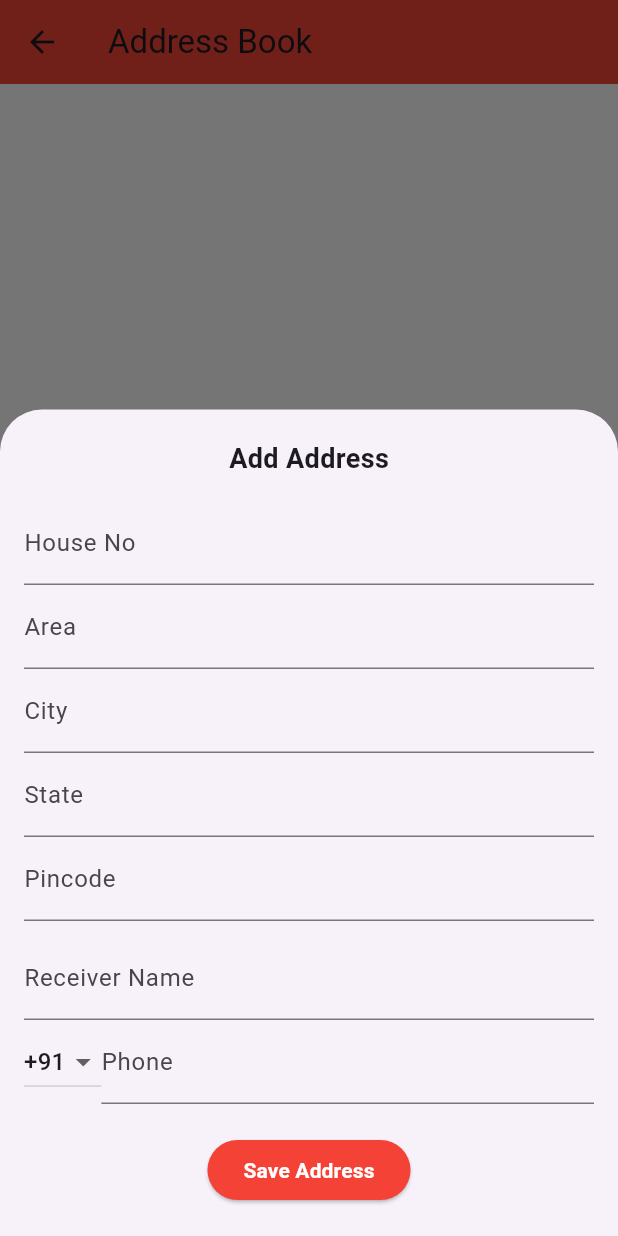
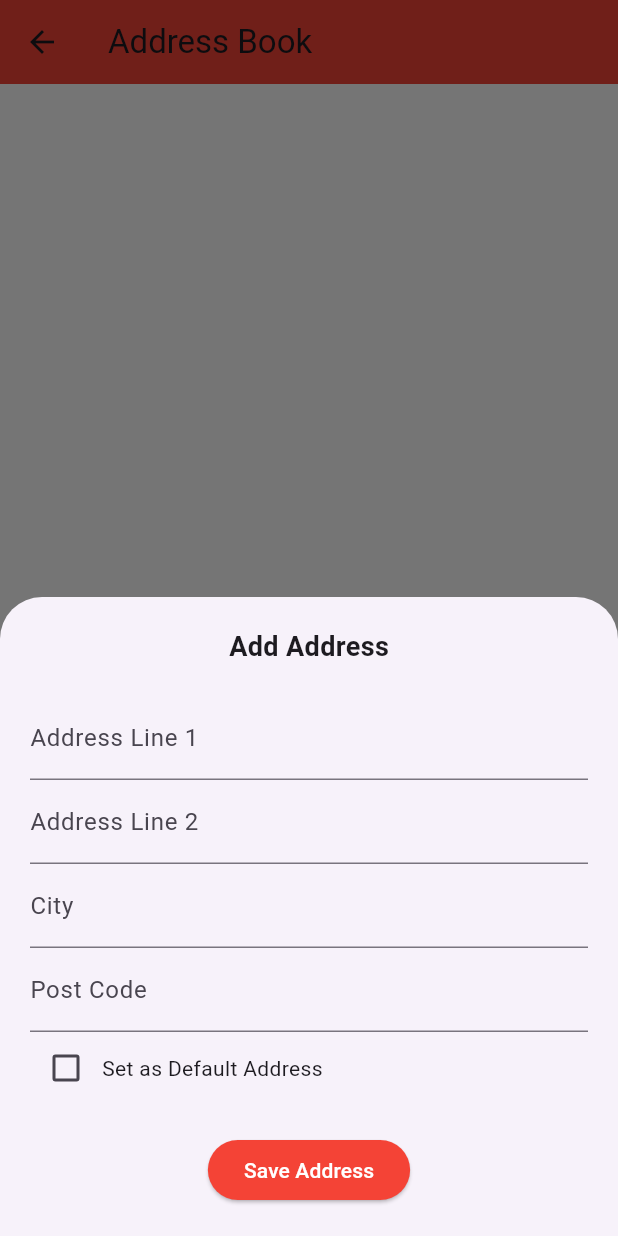
Before and after one commit to Samhitha1705/FLUTTER-NUTRISENSE, a Flutter app: the AddressBookPage screen opened directly, after a tap on the "add" icon, on a phone screen of 412 x 824 dp. Run offline on Flutter 3.47's test engine with Material 3 defaults, Android fonts, the phone set to English and light mode, and no system bars; our stand-ins replace animated_splash_screen, cached_network_image, image_picker, shared_preferences; missing offline and left inert: razorpay_flutter; accounts and stored records are empty; network calls fail.

Commit message:
addresses updation

```diff
--- a/lib/add_address_form.dart
+++ b/lib/add_address_form.dart
@@ -2,12 +2,12 @@ import 'package:flutter/material.dart';
 import 'address_model.dart';
 
 class AddAddressForm extends StatefulWidget {
-  final AddressModel? existingAddress;
+  final AddressModel? address;
   final Function(AddressModel) onSave;
 
   const AddAddressForm({
     super.key,
-    this.existingAddress,
+    this.address,
     required this.onSave,
   });
 
@@ -16,43 +16,36 @@ class AddAddressForm extends StatefulWidget {
 }
 
 class _AddAddressFormState extends State<AddAddressForm> {
-  final houseController = TextEditingController();
-  final areaController = TextEditingController();
+
+  final line1Controller = TextEditingController();
+  final line2Controller = TextEditingController();
   final cityController = TextEditingController();
-  final stateController = TextEditingController();
-  final pincodeController = TextEditingController();
-  final receiverController = TextEditingController();
-  final phoneController = TextEditingController();
+  final postCodeController = TextEditingController();
 
-  String countryCode = "+91";
+  bool defaultAddress = false;
 
   @override
   void initState() {
     super.initState();
 
-    if (widget.existingAddress != null) {
-      houseController.text = widget.existingAddress!.houseNo;
-      areaController.text = widget.existingAddress!.area;
-      cityController.text = widget.existingAddress!.city;
-      stateController.text = widget.existingAddress!.state;
-      pincodeController.text = widget.existingAddress!.pincode;
-      receiverController.text = widget.existingAddress!.receiverName;
-      phoneController.text = widget.existingAddress!.receiverPhone;
-      countryCode = widget.existingAddress!.countryCode;
+    if (widget.address != null) {
+      line1Controller.text = widget.address!.line1;
+      line2Controller.text = widget.address!.line2;
+      cityController.text = widget.address!.city;
+      postCodeController.text = widget.address!.postCode;
+      defaultAddress = widget.address!.defaultAddress;
     }
   }
 
   void save() {
+
     final address = AddressModel(
-      houseNo: houseController.text,
-      area: areaController.text,
+      id: widget.address?.id,
+      line1: line1Controller.text,
+      line2: line2Controller.text,
       city: cityController.text,
-      state: stateController.text,
-      pincode: pincodeController.text,
-      receiverName: receiverController.text,
-      receiverPhone: phoneController.text,
-      countryCode: countryCode,
-      isDefault: widget.existingAddress?.isDefault ?? false,
+      postCode: postCodeController.text,
+      defaultAddress: defaultAddress,
     );
 
     widget.onSave(address);
@@ -61,76 +54,58 @@ class _AddAddressFormState extends State<AddAddressForm> {
 
   @override
   Widget build(BuildContext context) {
+
     return Padding(
       padding: EdgeInsets.only(
         bottom: MediaQuery.of(context).viewInsets.bottom,
-        left: 16,
-        right: 16,
+        left: 20,
+        right: 20,
         top: 20,
       ),
+
       child: SingleChildScrollView(
         child: Column(
-          mainAxisSize: MainAxisSize.min,
+
           children: [
+
             const Text(
               "Add Address",
-              style: TextStyle(
-                fontSize: 18,
-                fontWeight: FontWeight.bold,
-              ),
+              style: TextStyle(fontSize: 18, fontWeight: FontWeight.bold),
             ),
-            const SizedBox(height: 15),
+
+            const SizedBox(height: 20),
 
             TextField(
-              controller: houseController,
-              decoration: const InputDecoration(labelText: "House No"),
+              controller: line1Controller,
+              decoration: const InputDecoration(labelText: "Address Line 1"),
             ),
+
             TextField(
-              controller: areaController,
-              decoration: const InputDecoration(labelText: "Area"),
+              controller: line2Controller,
+              decoration: const InputDecoration(labelText: "Address Line 2"),
             ),
+
             TextField(
               controller: cityController,
               decoration: const InputDecoration(labelText: "City"),
             ),
-            TextField(
-              controller: stateController,
-              decoration: const InputDecoration(labelText: "State"),
-            ),
-            TextField(
-              controller: pincodeController,
-              decoration: const InputDecoration(labelText: "Pincode"),
-            ),
-
-            const SizedBox(height: 10),
 
             TextField(
-              controller: receiverController,
-              decoration: const InputDecoration(labelText: "Receiver Name"),
+              controller: postCodeController,
+              decoration: const InputDecoration(labelText: "Post Code"),
             ),
 
             Row(
               children: [
-                DropdownButton<String>(
-                  value: countryCode,
-                  items: const [
-                    DropdownMenuItem(value: "+91", child: Text("+91")),
-                    DropdownMenuItem(value: "+1", child: Text("+1")),
-                    DropdownMenuItem(value: "+44", child: Text("+44")),
-                  ],
-                  onChanged: (value) {
+                Checkbox(
+                  value: defaultAddress,
+                  onChanged: (v) {
                     setState(() {
-                      countryCode = value!;
+                      defaultAddress = v!;
                     });
                   },
                 ),
-                Expanded(
-                  child: TextField(
-                    controller: phoneController,
-                    decoration: const InputDecoration(labelText: "Phone"),
-                    keyboardType: TextInputType.phone,
-                  ),
-                ),
+                const Text("Set as Default Address")
               ],
             ),
 
@@ -138,19 +113,15 @@ class _AddAddressFormState extends State<AddAddressForm> {
 
             ElevatedButton(
               onPressed: save,
-              style: ElevatedButton.styleFrom(
-                backgroundColor: Colors.red,
-              ),
+              style: ElevatedButton.styleFrom(backgroundColor: Colors.red),
               child: const Text(
                 "Save Address",
-                style: TextStyle(
-                  color: Colors.white,
-                  fontWeight: FontWeight.bold,
-                ),
+                style: TextStyle(color: Colors.white),
               ),
             ),
 
             const SizedBox(height: 20),
+
           ],
         ),
       ),
--- a/lib/address_book_page.dart
+++ b/lib/address_book_page.dart
@@ -1,6 +1,8 @@
 import 'dart:convert';
 import 'package:flutter/material.dart';
+import 'package:http/http.dart' as http;
 import 'package:shared_preferences/shared_preferences.dart';
+
 import 'address_model.dart';
 import 'add_address_form.dart';
 
@@ -12,191 +14,202 @@ class AddressBookPage extends StatefulWidget {
 }
 
 class _AddressBookPageState extends State<AddressBookPage> {
+
   List<AddressModel> addressList = [];
+
+  final String baseUrl = "http://192.168.100.162:8080";
 
   @override
   void initState() {
     super.initState();
-    loadAddresses();
+    fetchAddresses();
   }
 
-  Future<void> loadAddresses() async {
+  Future<String?> getToken() async {
     final prefs = await SharedPreferences.getInstance();
-    final data = prefs.getString('addresses');
-
-    if (data != null) {
-      final List decoded = jsonDecode(data);
-      addressList =
-          decoded.map((e) => AddressModel.fromJson(e)).toList();
-    }
-
-    setState(() {});
+    return prefs.getString("token");
   }
 
-  Future<void> saveAddresses() async {
-    final prefs = await SharedPreferences.getInstance();
-    final encoded =
-    jsonEncode(addressList.map((e) => e.toJson()).toList());
-    await prefs.setString('addresses', encoded);
-  }
+  /// GET ADDRESSES
+  Future<void> fetchAddresses() async {
 
-  // ADD OR EDIT ADDRESS
-  void addOrEditAddress(AddressModel address, {int? index}) async {
-    if (index == null) {
-      if (addressList.isEmpty) {
-        address.isDefault = true;
-      }
-      addressList.add(address);
-    } else {
-      address.isDefault = addressList[index].isDefault;
-      addressList[index] = address;
-    }
+    String? token = await getToken();
 
-    await saveAddresses();
-    setState(() {});
-  }
-
-  // DELETE ADDRESS
-  void deleteAddress(int index) async {
-    bool wasDefault = addressList[index].isDefault;
-
-    addressList.removeAt(index);
-
-    if (wasDefault && addressList.isNotEmpty) {
-      addressList[0].isDefault = true;
-    }
-
-    await saveAddresses();
-    setState(() {});
-
-    // ✅ Show Snackbar
-    ScaffoldMessenger.of(context).showSnackBar(
-      const SnackBar(
-        content: Text("Address deleted successfully"),
-        backgroundColor: Colors.green,
-        duration: Duration(seconds: 2),
-      ),
-    );
-  }
-
-  // ✅ CONFIRM DELETE DIALOG
-  Future<void> confirmDelete(int index) async {
-    bool? result = await showDialog<bool>(
-      context: context,
-      builder: (context) => AlertDialog(
-        title: const Text("Delete Address"),
-        content: const Text(
-          "Are you sure you want to delete this address?\n\nThis action cannot be undone.",
-        ),
-        actions: [
-          TextButton(
-            onPressed: () => Navigator.pop(context, false),
-            child: const Text("No"),
-          ),
-          TextButton(
-            onPressed: () => Navigator.pop(context, true),
-            child: const Text(
-              "Yes",
-              style: TextStyle(color: Colors.red),
-            ),
-          ),
-        ],
-      ),
+    final response = await http.get(
+      Uri.parse("$baseUrl/api/v1/customers/addresses"),
+      headers: {
+        "Authorization": "Bearer $token",
+        "Content-Type": "application/json"
+      },
     );
 
-    if (result == true) {
-      deleteAddress(index);
+    if (response.statusCode == 200) {
+      final List data = jsonDecode(response.body);
+
+      setState(() {
+        addressList =
+            data.map((e) => AddressModel.fromJson(e)).toList();
+      });
     }
   }
 
-  // ✅ SET DEFAULT
-  Future<void> setDefault(int index) async {
-    for (int i = 0; i < addressList.length; i++) {
-      addressList[i].isDefault = false;
-    }
+  /// ADD ADDRESS
+  Future<void> addAddress(AddressModel address) async {
 
-    addressList[index].isDefault = true;
+    String? token = await getToken();
 
-    await saveAddresses();
-    setState(() {});
+    await http.post(
+      Uri.parse("$baseUrl/api/v1/customers/addresses"),
+      headers: {
+        "Authorization": "Bearer $token",
+        "Content-Type": "application/json"
+      },
+      body: jsonEncode(address.toJson()),
+    );
+
+    fetchAddresses();
   }
 
-  void openForm({AddressModel? address, int? index}) {
+  /// UPDATE ADDRESS
+  Future<void> updateAddress(AddressModel address) async {
+
+    String? token = await getToken();
+
+    await http.put(
+      Uri.parse("$baseUrl/api/v1/customers/addresses/${address.id}"),
+      headers: {
+        "Authorization": "Bearer $token",
+        "Content-Type": "application/json"
+      },
+      body: jsonEncode(address.toJson()),
+    );
+
+    fetchAddresses();
+  }
+
+  /// DELETE ADDRESS
+  Future<void> deleteAddress(int id) async {
+
+    String? token = await getToken();
+
+    await http.delete(
+      Uri.parse("$baseUrl/api/v1/customers/addresses/$id"),
+      headers: {
+        "Authorization": "Bearer $token",
+      },
+    );
+
+    fetchAddresses();
+  }
+
+  void openForm({AddressModel? address}) {
+
     showModalBottomSheet(
       context: context,
       isScrollControlled: true,
       builder: (_) => AddAddressForm(
-        existingAddress: address,
-        onSave: (newAddress) =>
-            addOrEditAddress(newAddress, index: index),
+        address: address,
+        onSave: (newAddress) {
+
+          if (address == null) {
+            addAddress(newAddress);
+          } else {
+            updateAddress(newAddress);
+          }
+        },
       ),
     );
   }
 
   @override
   Widget build(BuildContext context) {
+
     return Scaffold(
+
       appBar: AppBar(
         title: const Text("Address Book"),
         backgroundColor: Colors.red,
       ),
+
       floatingActionButton: FloatingActionButton(
         backgroundColor: Colors.red,
+        child: const Icon(Icons.add),
         onPressed: () => openForm(),
-        child: const Icon(Icons.add),
       ),
+
       body: addressList.isEmpty
-          ? const Center(child: Text("No addresses added yet"))
+          ? const Center(child: Text("No addresses added"))
           : ListView.builder(
+
         itemCount: addressList.length,
+
         itemBuilder: (context, index) {
+
           final address = addressList[index];
 
           return Card(
+
             margin: const EdgeInsets.symmetric(
                 horizontal: 15, vertical: 8),
+
             child: ListTile(
+
               leading: Icon(
                 Icons.location_on,
-                color: address.isDefault
+                color: address.defaultAddress
                     ? Colors.green
                     : Colors.red,
               ),
-              title: Text(
-                  "${address.houseNo}, ${address.area}"),
+
+              title: Text(address.line1),
+
               subtitle: Text(
-                  "${address.city}, ${address.state} - ${address.pincode}\n"
-                      "Receiver: ${address.receiverName}\n"
-                      "Phone: ${address.countryCode} ${address.receiverPhone}"),
+                "${address.line2}\n${address.city} - ${address.postCode}",
+              ),
+
               isThreeLine: true,
-
-              onTap: () async {
-                await setDefault(index);
-
-                String fullAddress =
-                    "${address.houseNo}, ${address.area}, "
-                    "${address.city}, ${address.state} - ${address.pincode}\n"
-                    "Receiver: ${address.receiverName}\n"
-                    "Phone: ${address.countryCode} ${address.receiverPhone}";
-
-                Navigator.pop(context, fullAddress);
-              },
 
               trailing: Row(
                 mainAxisSize: MainAxisSize.min,
                 children: [
+
+                  // EDIT BUTTON
                   IconButton(
                     icon: const Icon(Icons.edit,
                         color: Colors.blue),
-                    onPressed: () => openForm(
-                        address: address, index: index),
+                    onPressed: () => openForm(address: address),
                   ),
+
+                  // DELETE BUTTON WITH CONFIRMATION
                   IconButton(
                     icon: const Icon(Icons.delete,
                         color: Colors.red),
-                    onPressed: () =>
-                        confirmDelete(index), // ✅ Updated
+                    onPressed: () async {
+                      final confirm = await showDialog<bool>(
+                        context: context,
+                        builder: (ctx) => AlertDialog(
+                          title: const Text("Delete Address"),
+                          content: const Text(
+                              "Are you sure you want to delete this address?"),
+                          actions: [
+                            TextButton(
+                              onPressed: () => Navigator.of(ctx).pop(false),
+                              child: const Text("No"),
+                            ),
+                            TextButton(
+                              onPressed: () => Navigator.of(ctx).pop(true),
+                              child: const Text("Yes"),
+                            ),
+                          ],
+                        ),
+                      );
+
+                      if (confirm == true) {
+                        deleteAddress(address.id!);
+                      }
+                    },
                   ),
+
                 ],
               ),
             ),
--- a/lib/address_model.dart
+++ b/lib/address_model.dart
@@ -1,51 +1,38 @@
 class AddressModel {
-  String houseNo;
-  String area;
+  int? id;
+  String line1;
+  String line2;
   String city;
-  String state;
-  String pincode;
-  String receiverName;
-  String receiverPhone;
-  String countryCode;
-  bool isDefault;
+  String postCode;
+  bool defaultAddress;
 
   AddressModel({
-    required this.houseNo,
-    required this.area,
+    this.id,
+    required this.line1,
+    required this.line2,
     required this.city,
-    required this.state,
-    required this.pincode,
-    required this.receiverName,
-    required this.receiverPhone,
-    required this.countryCode,
-    this.isDefault = false,
+    required this.postCode,
+    this.defaultAddress = false,
   });
+
+  factory AddressModel.fromJson(Map<String, dynamic> json) {
+    return AddressModel(
+      id: json["id"],
+      line1: json["line1"] ?? "",
+      line2: json["line2"] ?? "",
+      city: json["city"] ?? "",
+      postCode: json["postCode"] ?? "",
+      defaultAddress: json["defaultAddress"] ?? false,
+    );
+  }
 
   Map<String, dynamic> toJson() {
     return {
-      "houseNo": houseNo,
-      "area": area,
+      "line1": line1,
+      "line2": line2,
       "city": city,
-      "state": state,
-      "pincode": pincode,
-      "receiverName": receiverName,
-      "receiverPhone": receiverPhone,
-      "countryCode": countryCode,
-      "isDefault": isDefault,
+      "postCode": postCode,
+      "defaultAddress": defaultAddress,
     };
   }
-
-  factory AddressModel.fromJson(Map<String, dynamic> json) {
-    return AddressModel(
-      houseNo: json["houseNo"] ?? "",
-      area: json["area"] ?? "",
-      city: json["city"] ?? "",
-      state: json["state"] ?? "",
-      pincode: json["pincode"] ?? "",
-      receiverName: json["receiverName"] ?? "",
-      receiverPhone: json["receiverPhone"] ?? "",
-      countryCode: json["countryCode"] ?? "+91",
-      isDefault: json["isDefault"] ?? false, // ✅ FIXED HERE
-    );
-  }
 }
```
Also changed, not shown: lib/expandWidget.dart (+105 -107 lines).
